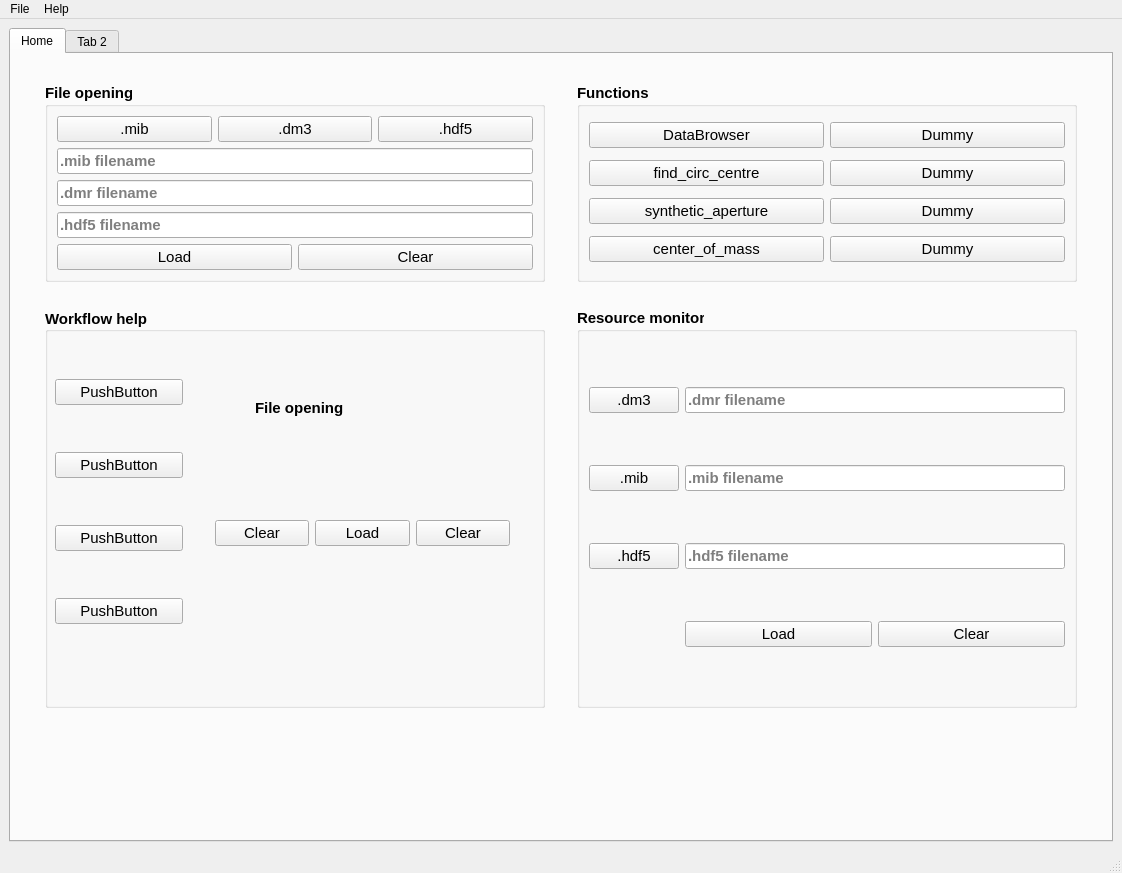
Above: resources/homescreen.ui from CS26-FPD-Explorer/FPD-Explorer before the change. Below: the same form after it.
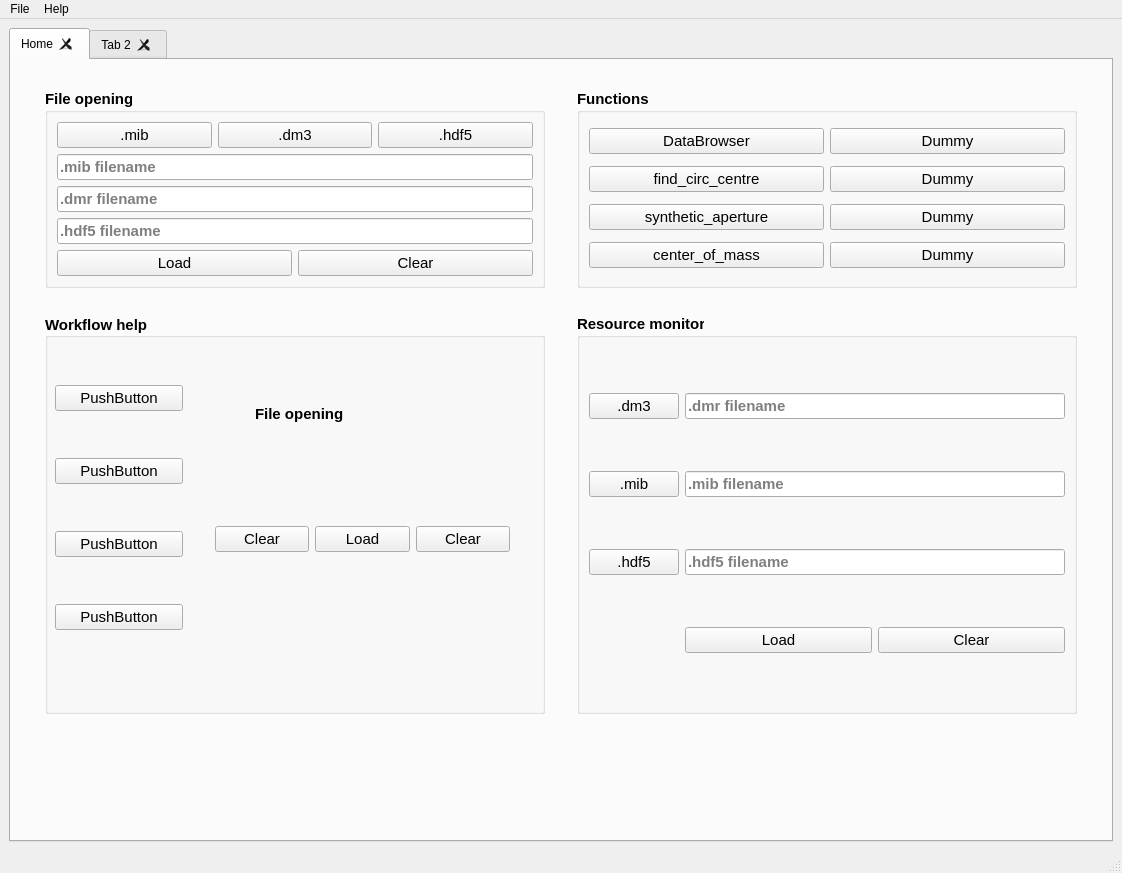
That is the form after the change.

Commit message: Clicking DataBrowser creates a new tab

The edit to the form file:
```diff
--- a/resources/homescreen.ui
+++ b/resources/homescreen.ui
@@ -26,6 +26,9 @@
       <property name="currentIndex">
        <number>0</number>
       </property>
+      <property name="tabsClosable">
+       <bool>true</bool>
+      </property>
       <widget class="QWidget" name="home_tab">
        <attribute name="title">
         <string>Home</string>
```
Left out of the diff: 19 changed lines with no effect on the pictures.
